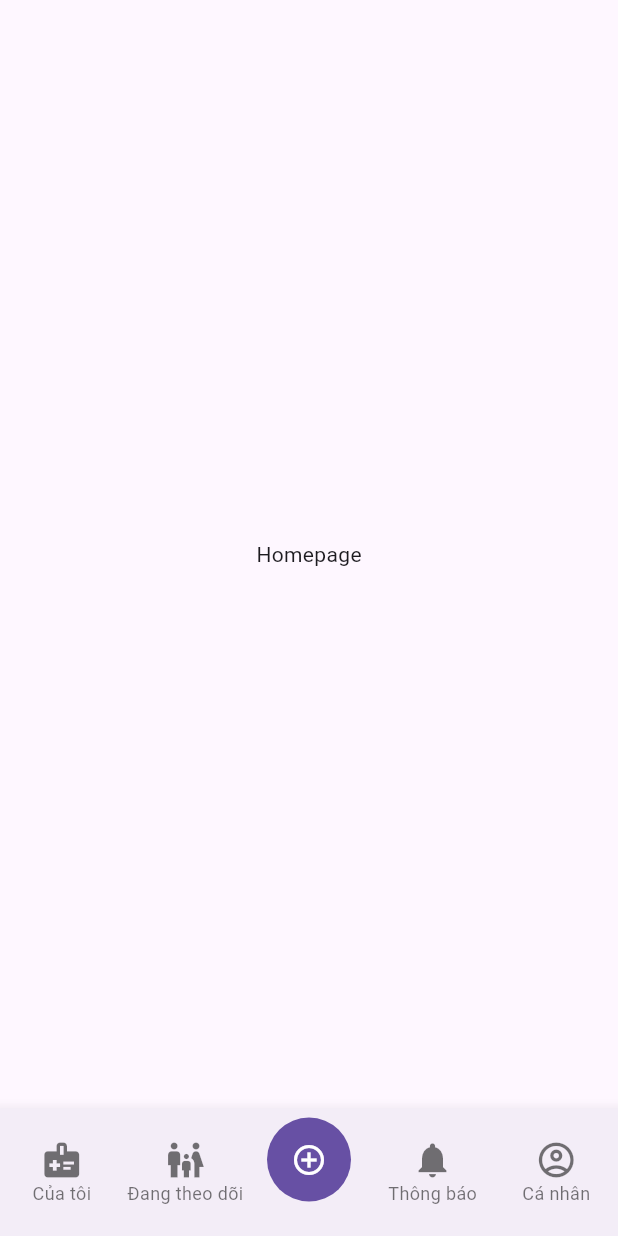
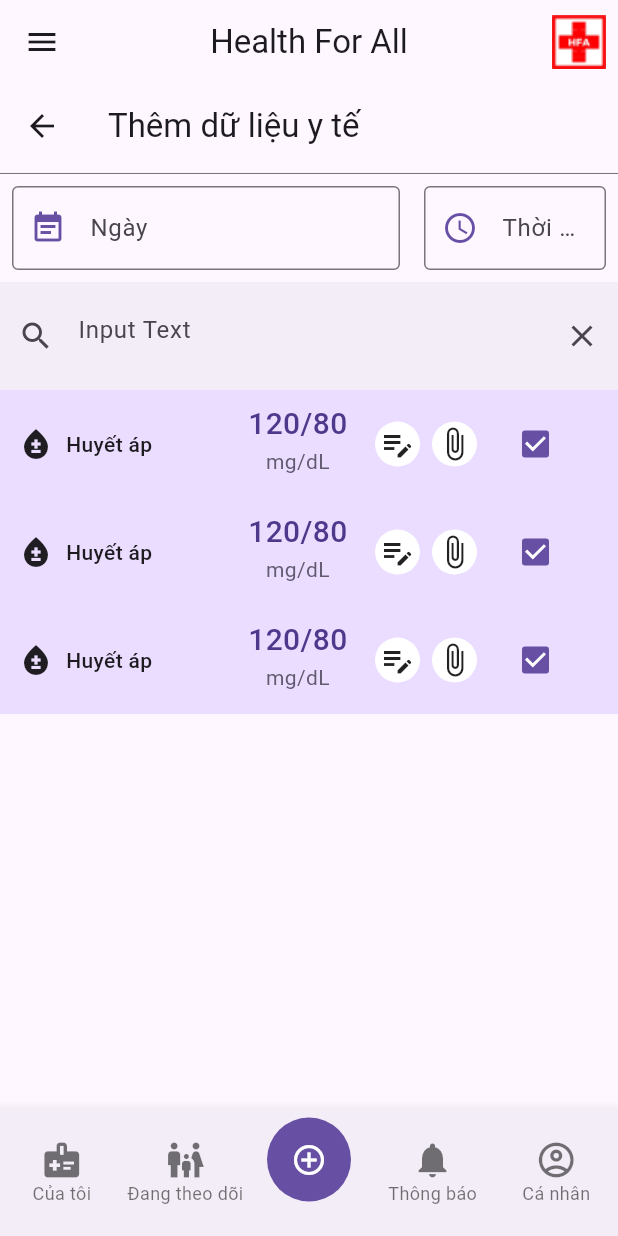
Before and after one commit to trvtinh/hfa, a Flutter app: the ApplicationPage screen opened by its route, swiped to page 3, on a phone screen of 412 x 824 dp. Run offline on Flutter 3.47's test engine with Material 3 defaults, Android fonts, the phone set to English and light mode, and no system bars; our stand-ins replace firebase_core, flutter_dotenv, flutter_screenutil, get; accounts and stored records are empty.

Commit message:
medical data fix

```diff
--- a/mobile/lib/pages/application/view.dart
+++ b/mobile/lib/pages/application/view.dart
@@ -1,6 +1,8 @@
 import 'package:flutter/material.dart';
 import 'package:get/get.dart';
 import 'package:health_for_all/pages/homepage/view.dart';
+import 'package:health_for_all/pages/medical_data/view.dart';
+import 'package:health_for_all/pages/notification/view.dart';
 import 'package:health_for_all/pages/profile/view.dart';
 import 'controller.dart';
 
@@ -17,8 +19,8 @@ class ApplicationPage extends GetView<ApplicationController> {
         children: [
           const Homepage(),
           const Homepage(),
-          const Homepage(),
-          const Homepage(),
+          MedicalDataPage(),
+          NotificationPage(),
           ProfilePage()
         ],
       );
@@ -41,7 +43,76 @@ class ApplicationPage extends GetView<ApplicationController> {
           ));
     }
 
+    Widget buildDrawerHeader(){
+      return const UserAccountsDrawerHeader(
+        accountName: Text('HEALTH FOR ALL'),
+        accountEmail: Text('từ NK Solution')
+      );
+    }
+
+    Widget buildDrawer(){
+      return Drawer(
+        child: ListView(
+          padding: EdgeInsets.zero,
+          children:[
+            buildDrawerHeader(),
+            ListTile(
+              leading: const Icon(Icons.monitor_heart),
+              title: const Text('Dữ liệu sức khỏe'),
+            ),
+
+            ListTile(
+              leading: const Icon(Icons.health_and_safety),
+              title: const Text('Chuẩn đoán'),
+            ),
+
+            ListTile(
+              leading: const Icon(Icons.medication_liquid),
+              title: const Text('Đơn thuốc'),
+            ),
+
+            ListTile(
+              leading: const Icon(Icons.date_range),
+              title: const Text('Nhắc nhỏ'),
+            ),
+
+            ListTile(
+              leading: const Icon(Icons.notifications_none),
+              title: const Text('Thông báo'),
+            ),
+
+            ListTile(
+              leading: const Icon(Icons.warning_amber),
+              title: const Text('Cảnh báo'),
+            ),
+
+            ListTile(
+              leading: const Icon(Icons.memory),
+              title: const Text('Kết nối với thiết bị'),
+            ),
+
+            ListTile(
+              leading: const Icon(Icons.smart_toy),
+              title: const Text('Trò chuyện với HFA-Bot'),
+            ),
+          ],
+        )
+      );
+    }
+
     return Scaffold(
+      appBar: AppBar(
+        title: Text('Health For All'),
+        centerTitle: true,
+        elevation: 0,
+        actions: [
+          Padding(
+            padding: const EdgeInsets.all(8.0),
+            child: Image.asset('assets/images/HFA_small_icon.png',),
+          ),
+        ],
+      ),
+      drawer: buildDrawer(),
       body: buildPageView(),
       bottomNavigationBar: buildBottomNavigationBar(),
     );
--- /dev/null
+++ b/mobile/lib/pages/medical_data/controller.dart
@@ -0,0 +1,5 @@
+import 'package:get/get.dart';
+
+class MedicalDataController extends GetxController{
+
+}
--- /dev/null
+++ b/mobile/lib/pages/medical_data/view.dart
@@ -0,0 +1,113 @@
+import 'package:flutter/material.dart';
+import 'package:get/get.dart';
+import 'package:health_for_all/pages/medical_data/controller.dart';
+import 'package:health_for_all/pages/medical_data/widget/combo_box.dart';
+
+class MedicalDataPage extends GetView<MedicalDataController> {
+  MedicalDataPage({super.key});
+
+  final infor = TextEditingController();
+
+  @override
+  Widget build(BuildContext context) {
+    return Scaffold(
+      appBar: AppBar(
+        title: Text(
+          'Thêm dữ liệu y tế',
+          style: TextStyle(
+            color: Theme.of(context).colorScheme.onSurface,
+            fontWeight: FontWeight.normal,
+            fontFamily: 'Roboto',
+          ),
+        ),
+        bottom: PreferredSize(
+          preferredSize: const Size.fromHeight(4.0),
+          child: Container(
+            color: Theme.of(context).colorScheme.outline,
+            height: 0.7,
+        )),
+      ),
+      body: Column(
+        children: [
+          // ngày tháng năm
+          Row(
+            children: [
+              Container(
+                padding: EdgeInsets.all(8.0),
+                width: MediaQuery.of(context).size.width/3*2,
+                child: TextField(
+                  controller: infor,
+                  decoration: InputDecoration(
+                    prefixIcon: Padding(
+                      padding: EdgeInsets.all(0),
+                      child: Icon(
+                        Icons.event_note,
+                        color: Theme.of(context).colorScheme.primary,
+                      ),
+                    ),
+                    border: OutlineInputBorder(),
+                    labelText: 'Ngày',
+                  ),
+                ),
+              ),
+              Container(
+                padding: EdgeInsets.all(8.0),
+                width: MediaQuery.of(context).size.width/3,
+                child: TextField(
+                  controller: infor,
+
+                  decoration: InputDecoration(
+                    prefixIcon: Padding(
+                      padding: EdgeInsets.all(0),
+                      child: Icon(
+                        Icons.schedule,
+                        color: Theme.of(context).colorScheme.primary,
+                      ),
+                    ),
+                    border: OutlineInputBorder(),
+                    labelText: 'Thời gian',
+                  ),
+                ),
+              ),
+            ],
+          ),
+
+          // thanh tìm kiếm
+          Container(
+            width: MediaQuery.of(context).size.width,
+            decoration: BoxDecoration(
+              color: Theme.of(context).colorScheme.surfaceContainer,
+            ),
+            height: 72,
+            child: Center(
+              child: TextField(
+                controller: infor,
+                decoration: InputDecoration(
+                  hintText: "Input Text",
+                  border: InputBorder.none,
+                  prefixIcon: Padding(
+                    padding: EdgeInsets.all(0),
+                    child: Icon(
+                      Icons.search,
+                      color: Theme.of(context).colorScheme.onSurfaceVariant,
+                    ),
+                  ),
+                  suffixIcon: Padding(
+                    padding: EdgeInsets.all(0),
+                    child: Icon(
+                      Icons.clear,
+                      color: Theme.of(context).colorScheme.onSurfaceVariant,
+                    ),
+                  ),
+                ),
+              ),
+            ),
+          ),
+          ComboBox(leadingicon: Icon(Icons.bloodtype), title: "Huyết áp", value: "120/80", unit: "mg/dL", check: true),
+          ComboBox(leadingicon: Icon(Icons.bloodtype), title: "Huyết áp", value: "120/80", unit: "mg/dL", check: true),
+          ComboBox(leadingicon: Icon(Icons.bloodtype), title: "Huyết áp", value: "120/80", unit: "mg/dL", check: true),
+        ],
+      ),
+    );
+  }
+}
--- /dev/null
+++ b/mobile/lib/pages/medical_data/widget/combo_box.dart
@@ -0,0 +1,133 @@
+import 'package:flutter/material.dart';
+
+class ComboBox extends StatefulWidget {
+  final Icon leadingicon;
+  final String title;
+  final String value;
+  final String unit;
+  final IconButton? edit;
+  final IconButton? upload;
+  final bool check;
+
+  const ComboBox({super.key, required this.leadingicon, required this.title, required this.value, required this.unit, this.edit, this.upload, required this.check});
+
+  @override
+  State<ComboBox> createState() => _ComboBoxState();
+}
+
+class IconWidget extends StatelessWidget {
+  final Icon icon;
+
+  IconWidget({required this.icon});
+
+  @override
+  Widget build(BuildContext context) {
+    return Container(
+      child: icon,
+    );
+  }
+}
+
+class IconWidgetRound extends StatelessWidget {
+  final Icon icon;
+
+  IconWidgetRound({required this.icon});
+
+  @override
+  Widget build(BuildContext context) {
+    return Container(
+      child: Padding(
+        padding: const EdgeInsets.all(3.0),
+        child: icon,
+      ),
+      decoration: BoxDecoration(
+        shape: BoxShape.circle,
+        color: Colors.white,
+      ),
+    );
+  }
+}
+
+class _ComboBoxState extends State<ComboBox> {
+  @override
+  Widget build(BuildContext context) {
+    bool? ischeck = widget.check;
+    return Container(
+      width: MediaQuery.of(context).size.width,
+      height: 72,
+      decoration: BoxDecoration(
+        color: widget.check ? Theme.of(context).colorScheme.primaryContainer : Theme.of(context).colorScheme.surface,
+      ),
+      child: Row(
+        children: [
+          //Icon
+          SizedBox(width: 12),
+          IconWidget(icon: widget.leadingicon),
+
+          // Tên chỉ số
+          SizedBox(width: 8),
+          Container(
+            height: 55,
+            width: MediaQuery.of(context).size.width/4,
+            child: Align(
+              alignment: Alignment.centerLeft,
+              child: Text(
+                widget.title,
+                style: TextStyle(
+                  color: Theme.of(context).colorScheme.onSurface,
+                  fontWeight: FontWeight.w500
+                ),
+              ),
+            ),
+          ),
+
+          // Số đo
+          Container(
+            height: 55,
+            width: MediaQuery.of(context).size.width/4,
+            child: Column(
+              children: [
+                Align(
+                  alignment: Alignment.center,
+                  child: Text(
+                    widget.value,
+                    style: TextStyle(
+                      color: Theme.of(context).colorScheme.onPrimaryContainer,
+                      fontWeight: FontWeight.w500,
+                      fontSize: 20
+                    ),
+                  ),
+                ),
+                Align(
+                  alignment: Alignment.center,
+                  child: Text(
+                    widget.unit,
+                    style: TextStyle(
+                      color: Theme.of(context).colorScheme.secondary,
+                    ),
+                  ),
+                ),
+              ],
+            ),
+          ),
+
+          // Chỉnh sửa
+          IconWidgetRound(icon: Icon(Icons.edit_note)),
+          SizedBox(width: 8,),
+          // Thêm file
+          IconWidgetRound(icon: Icon(Icons.attach_file)),
+          SizedBox(width: 15,),
+          // TickBox
+          Checkbox(
+            value: ischeck,
+            onChanged: (bool? value) {
+              setState(() {
+                ischeck = value;
+              });
+            },
+          ),
+        ],
+      ),
+    );
+  }
+}
--- /dev/null
+++ b/mobile/lib/pages/notification/binding.dart
@@ -0,0 +1,13 @@
+import 'package:get/get.dart';
+import 'package:health_for_all/pages/notification/controller.dart';
+
+class ApplicationBinding implements Bindings {
+  @override
+  void dependencies() {
+    Get.lazyPut(() => NotificationController());
+    // Get.lazyPut(() => HomeController());
+    // Get.lazyPut(() => PostController());
+    // Get.lazyPut(()=> ProfileController());
+    // Get.lazyPut(()=> TextWithImageController());
+  }
+}
--- /dev/null
+++ b/mobile/lib/pages/notification/controller.dart
@@ -0,0 +1,5 @@
+import 'package:get/get.dart';
+
+class NotificationController extends GetxController{
+
+}
--- a/mobile/pubspec.yaml
+++ b/mobile/pubspec.yaml
@@ -41,6 +41,7 @@ dependencies:
   flutter_screenutil: ^5.9.3
   image_picker: ^1.1.2
   google_sign_in: ^6.2.1
+  calendar_date_picker2: ^1.1.5
 
 dev_dependencies:
   flutter_test:
@@ -65,7 +66,8 @@ flutter:
   uses-material-design: true
 
   # To add assets to your application, add an assets section, like this:
-  # assets:
+  assets:
+    - assets/images/
   #   - images/a_dot_burr.jpeg
   #   - images/a_dot_ham.jpeg
 
```
Also changed, not shown: mobile/lib/pages/medical_data/binding.dart (added, +13 -0 lines), mobile/lib/pages/notification/view.dart (added, +160 -0 lines), mobile/lib/pages/notification/widget/notice.dart (added, +96 -0 lines), mobile/lib/pages/notification/widget/unread.dart (added, +96 -0 lines), mobile/assets/images/HFA_small_icon.png (added), mobile/lib/pages/medical_data/index.dart (added), mobile/lib/pages/medical_data/state.dart (added), mobile/lib/pages/notification/index.dart (added), mobile/lib/pages/notification/state.dart (added), mobile/lib/pages/notification/widget/read.dart (added), mobile/lib/pages/notification/widget/remind.dart (added), mobile/pubspec.lock, 1 other file.
